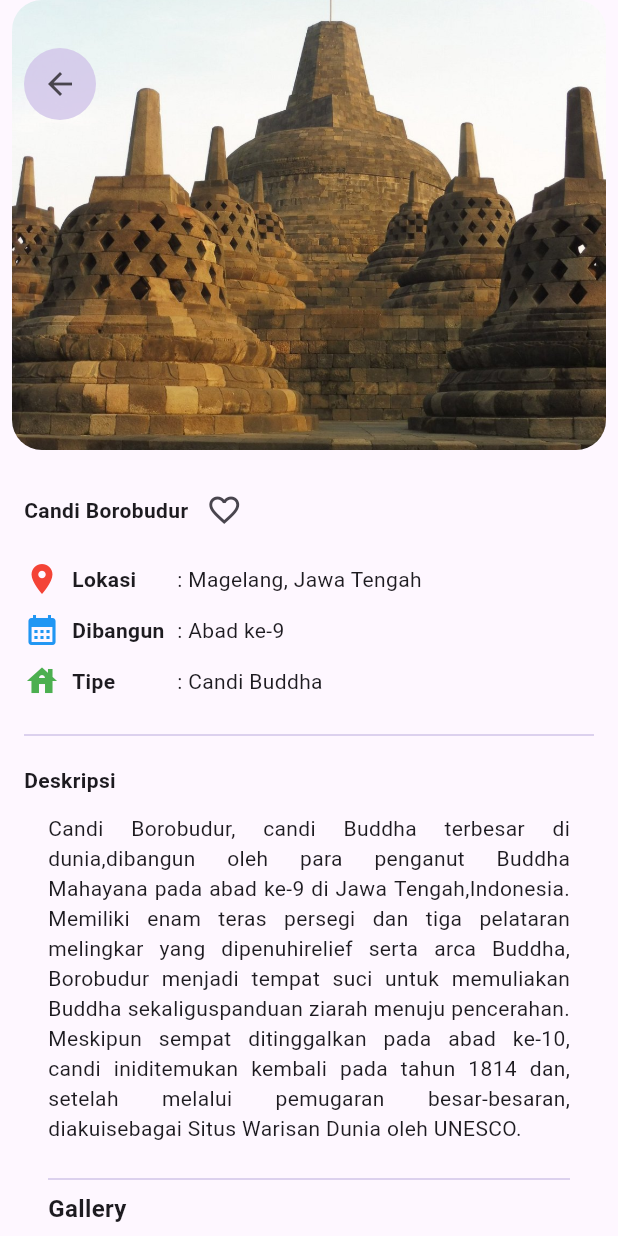
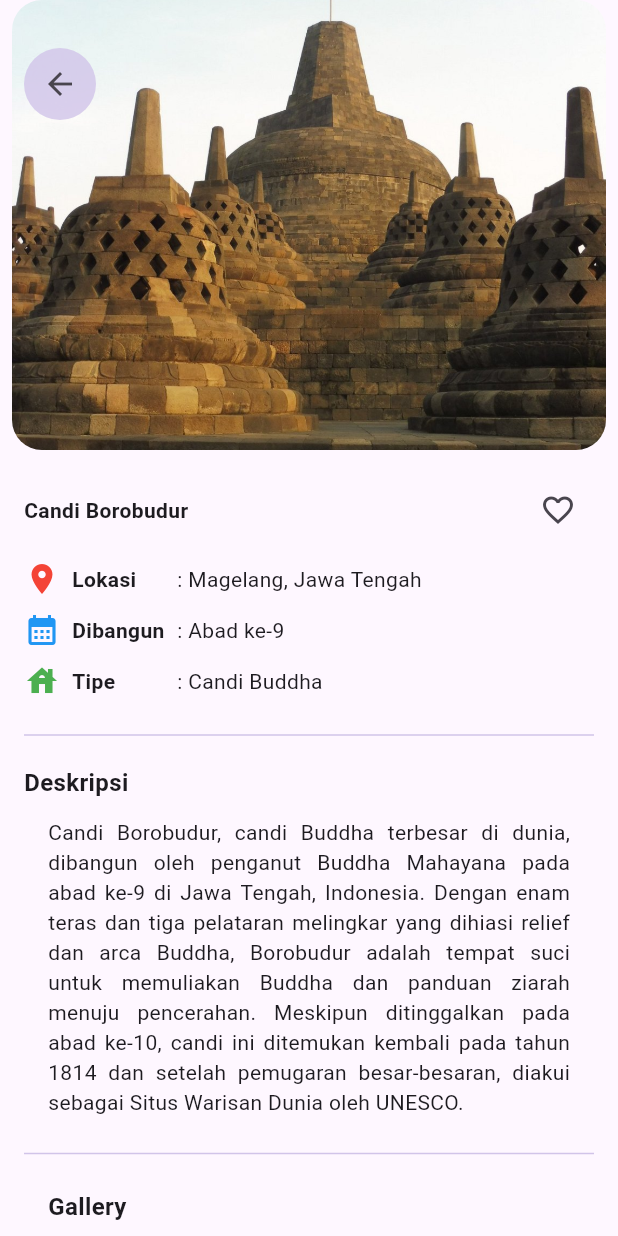
Before and after one commit to SkayFive/wisata_candi_krisna, a Flutter app: the screen it shows after launch, on a phone screen of 412 x 824 dp. Run offline on Flutter 3.47's test engine with Material 3 defaults, Android fonts, the phone set to English and light mode, and no system bars; network calls fail.

Commit message:
progres wisata_candi

```diff
--- a/lib/detail_screen.dart
+++ b/lib/detail_screen.dart
@@ -56,8 +56,10 @@ class DetailScreen extends StatelessWidget {
                 crossAxisAlignment: CrossAxisAlignment.start,
                 children: [
                   SizedBox(height: 16),
+
                   //Info Atas (Nama Candi dan tombol favorit)
                   Row(
+                    mainAxisAlignment: MainAxisAlignment.spaceBetween,
                     children: [
                       Text(
                         candi.name,
@@ -130,7 +132,10 @@ class DetailScreen extends StatelessWidget {
                     children: [
                       Text(
                         'Deskripsi',
-                        style: TextStyle(fontWeight: FontWeight.bold),
+                        style: TextStyle(
+                          fontWeight: FontWeight.bold,
+                          fontSize: 16,
+                        ),
                       ),
                     ],
                   ),
@@ -138,25 +143,20 @@ class DetailScreen extends StatelessWidget {
                   SizedBox(height: 12),
                   Padding(
                     padding: const EdgeInsets.symmetric(horizontal: 16),
-                    child: const Text(
-                      'Candi Borobudur, candi Buddha terbesar di dunia,'
-                      'dibangun oleh para penganut Buddha Mahayana pada abad ke-9 di Jawa Tengah,'
-                      'Indonesia. Memiliki enam teras persegi dan tiga pelataran melingkar yang dipenuhi'
-                      'relief serta arca Buddha, Borobudur menjadi tempat suci untuk memuliakan Buddha sekaligus'
-                      'panduan ziarah menuju pencerahan. Meskipun sempat ditinggalkan pada abad ke-10, candi ini'
-                      'ditemukan kembali pada tahun 1814 dan, setelah melalui pemugaran besar-besaran, diakui'
-                      'sebagai Situs Warisan Dunia oleh UNESCO.',
+                    child: Text(
+                      '${candi.description}',
                       textAlign: TextAlign.justify,
                     ),
                   ),
 
                   //Detail gallery
+                  SizedBox(height: 16),
+                  Divider(color: Colors.deepPurple.shade100),
                   Padding(
                     padding: const EdgeInsets.all(16),
                     child: Column(
                       crossAxisAlignment: CrossAxisAlignment.start,
                       children: [
-                        Divider(color: Colors.deepPurple.shade100),
                         Text(
                           'Gallery',
                           style: TextStyle(
```
